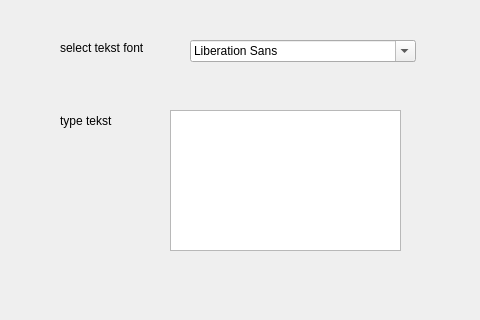
Before: the Qt Designer form Designer/fontCombo/demoCombo.ui in krzysiek513/QT, drawn with Qt 5.
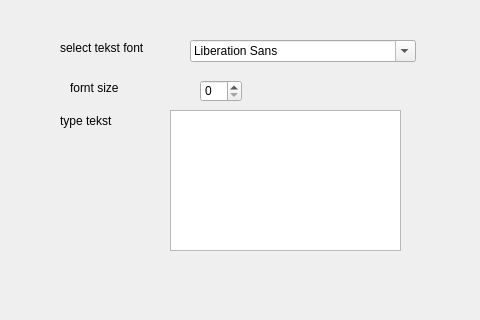
After: the same form once the commit is applied.

Commit message: combo font

The edit to the form file:
```diff
--- a/Designer/fontCombo/demoCombo.ui
+++ b/Designer/fontCombo/demoCombo.ui
@@ -59,6 +59,29 @@
     </rect>
    </property>
   </widget>
+  <widget class="QSpinBox" name="spinBox">
+   <property name="geometry">
+    <rect>
+     <x>200</x>
+     <y>80</y>
+     <width>42</width>
+     <height>22</height>
+    </rect>
+   </property>
+  </widget>
+  <widget class="QLabel" name="label_3">
+   <property name="geometry">
+    <rect>
+     <x>70</x>
+     <y>80</y>
+     <width>55</width>
+     <height>16</height>
+    </rect>
+   </property>
+   <property name="text">
+    <string>fornt size</string>
+   </property>
+  </widget>
  </widget>
  <resources/>
  <connections/>
```
The commit also changes 6 other files.
